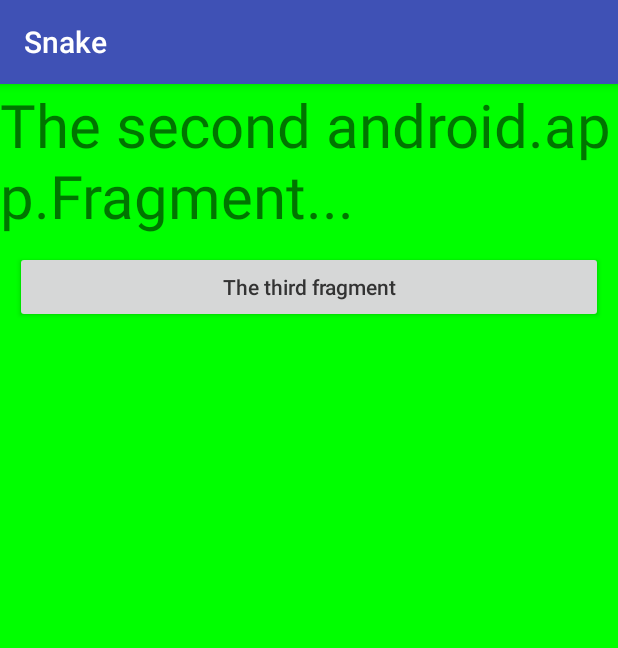
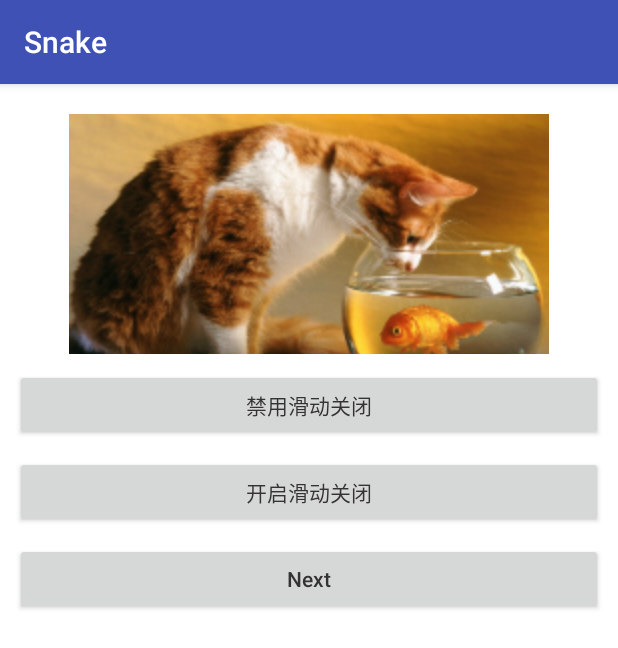
Before and after one commit to yuanhoujun/Snake, an Android app: the fragment SecondFragment placed in its activity, on a phone screen of 412 x 824 dp. Shown: the top 648 px of the screen. Run offline under Robolectric (Android 15) with nearby library versions, the phone set to English and light mode, and no system bars; our stand-ins replace ButterKnife.

Commit message:
Fragment demo pages develop completed

```diff
--- a/demo/src/main/java/com/youngfeng/snake/demo/fragments/DragFragmentContainerActivity.java
+++ b/demo/src/main/java/com/youngfeng/snake/demo/fragments/DragFragmentContainerActivity.java
@@ -1,5 +1,7 @@
 package com.youngfeng.snake.demo.fragments;
 
+import com.youngfeng.snake.Snake;
+import com.youngfeng.snake.annotations.EnableDragToClose;
 import com.youngfeng.snake.demo.ui.FragmentContainerActivity;
 
 /**
@@ -7,11 +9,13 @@ import com.youngfeng.snake.demo.ui.FragmentContainerActivity;
  *
  * @author Scott Smith 2017-12-24 21:45
  */
+@EnableDragToClose()
 public class DragFragmentContainerActivity extends FragmentContainerActivity {
 
     @Override
     protected void onInitView() {
         super.onInitView();
+        Snake.host(this);
         switchTo(FirstFragment.class);
     }
 }
--- a/demo/src/main/java/com/youngfeng/snake/demo/fragments/FirstFragment.java
+++ b/demo/src/main/java/com/youngfeng/snake/demo/fragments/FirstFragment.java
@@ -24,4 +24,5 @@ public class FirstFragment extends BaseFragment {
         SecondFragment secondFragment = Snake.newProxy(SecondFragment.class);
         push(secondFragment);
     }
+
 }
--- a/demo/src/main/java/com/youngfeng/snake/demo/support/SupportDragFragmentContainerActivity.java
+++ b/demo/src/main/java/com/youngfeng/snake/demo/support/SupportDragFragmentContainerActivity.java
@@ -1,5 +1,7 @@
 package com.youngfeng.snake.demo.support;
 
+import com.youngfeng.snake.Snake;
+import com.youngfeng.snake.annotations.EnableDragToClose;
 import com.youngfeng.snake.demo.ui.FragmentContainerActivity;
 
 /**
@@ -7,11 +9,14 @@ import com.youngfeng.snake.demo.ui.FragmentContainerActivity;
  *
  * @author Scott Smith 2017-12-26 14:37
  */
+@EnableDragToClose()
 public class SupportDragFragmentContainerActivity extends FragmentContainerActivity {
 
     @Override
     protected void onInitView() {
         super.onInitView();
+        Snake.host(this);
+
         supportSwitchTo(FirstSupportFragment.class);
     }
 }
--- a/demo/src/main/java/com/youngfeng/snake/demo/ui/BaseFragment.java
+++ b/demo/src/main/java/com/youngfeng/snake/demo/ui/BaseFragment.java
@@ -109,4 +109,10 @@ public class BaseFragment extends Fragment {
     public final void pop() {
 
     }
+
+    public void toast(String msg) {
+        if(getActivity() instanceof BaseActivity) {
+            ((BaseActivity)getActivity()).toast(msg);
+        }
+    }
 }
--- a/demo/src/main/java/com/youngfeng/snake/demo/ui/BaseSupportFragment.java
+++ b/demo/src/main/java/com/youngfeng/snake/demo/ui/BaseSupportFragment.java
@@ -107,4 +107,10 @@ public class BaseSupportFragment extends Fragment {
     public final void pop() {
 
     }
+
+    public void toast(String msg) {
+        if(getActivity() instanceof BaseActivity) {
+            ((BaseActivity)getActivity()).toast(msg);
+        }
+    }
 }
--- a/demo/src/main/res/layout/activity_first.xml
+++ b/demo/src/main/res/layout/activity_first.xml
@@ -32,5 +32,5 @@
         style="@style/ButtonStyle"
         android:layout_width="match_parent"
         android:layout_height="wrap_content"
-        android:text="@string/go_to_next_activity"/>
+        android:text="@string/next"/>
 </LinearLayout>
--- a/demo/src/main/res/layout/fragment_second.xml
+++ b/demo/src/main/res/layout/fragment_second.xml
@@ -3,19 +3,34 @@
     android:layout_width="match_parent"
     android:layout_height="match_parent"
     android:orientation="vertical"
-    android:background="#00ff00">
+    android:gravity="center_horizontal"
+    android:background="@android:color/white">
 
-    <TextView
-        android:layout_width="wrap_content"
-        android:layout_height="wrap_content"
-        android:textSize="40dp"
-        android:text="The second android.app.Fragment..."/>
+    <ImageView
+        android:layout_width="320dp"
+        android:layout_height="160dp"
+        android:layout_marginTop="20dp"
+        android:scaleType="centerCrop"
+        android:src="@mipmap/cat_and_fish"/>
 
     <Button
-        android:id="@+id/btn_third_fragment"
+        android:id="@+id/btn_disable_drag_to_close"
         style="@style/ButtonStyle"
         android:layout_width="match_parent"
         android:layout_height="wrap_content"
-        android:text="@string/the_third_fragment"/>
+        android:text="@string/disable_drag_to_close"/>
 
+    <Button
+        android:id="@+id/btn_enable_drag_to_close"
+        style="@style/ButtonStyle"
+        android:layout_width="match_parent"
+        android:layout_height="wrap_content"
+        android:text="@string/enable_drag_to_close"/>
+
+    <Button
+        android:id="@+id/btn_next"
+        style="@style/ButtonStyle"
+        android:layout_width="match_parent"
+        android:layout_height="wrap_content"
+        android:text="@string/next"/>
 </LinearLayout>
--- a/demo/src/main/res/values/strings.xml
+++ b/demo/src/main/res/values/strings.xml
@@ -26,7 +26,7 @@
 
     <string name="the_first_activity">The first activity</string>
     <string name="the_second_activity">The second activity</string>
-    <string name="go_to_next_activity">Next</string>
+    <string name="next">Next</string>
     <string name="the_second_fragment">The second fragment</string>
     <string name="the_third_fragment">The third fragment</string>
     <string name="disable_drag_to_close">禁用滑动关闭</string>
```
Also changed, not shown: demo/src/main/java/com/youngfeng/snake/demo/fragments/SecondFragment.java (+16 -3 lines), demo/src/main/java/com/youngfeng/snake/demo/support/SecondSupportFragment.java (+22 -0 lines), demo/src/main/java/com/youngfeng/snake/demo/support/ThirdSupportFragment.java (added, +17 -0 lines), demo/src/main/res/layout/fragment_first.xml (+13 -10 lines), demo/src/main/res/layout/fragment_first_support.xml (+13 -8 lines), demo/src/main/res/layout/fragment_second_support.xml (+24 -7 lines), demo/src/main/res/layout/fragment_third_support.xml (renamed from demo/src/main/res/layout/activity_second.xml), demo/src/main/res/mipmap-xxxhdpi/kong_skull_island.png (added).
